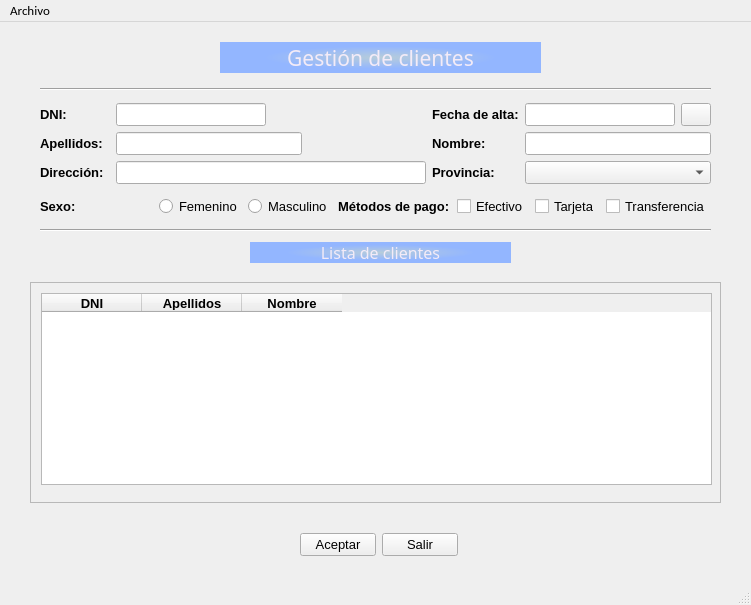
Old version of the form ventana.ui in the repository cegola/GOMEZLANGE.
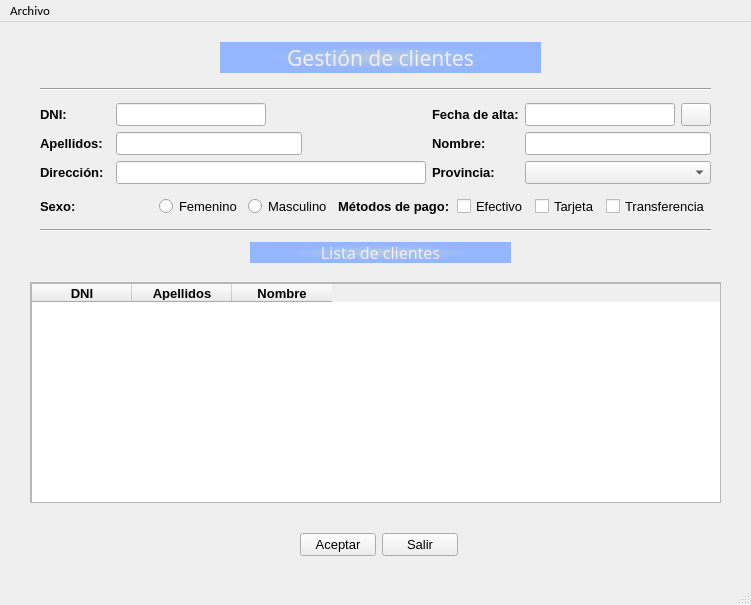
New version of the form. Icons and pictures are not drawn.

Commit message: Version 0.0.3 Hacer limpiardatos

Diff of the .ui file:
```diff
--- a/ventana.ui
+++ b/ventana.ui
@@ -499,10 +499,10 @@
      <widget class="QTableWidget" name="tablaCli">
       <property name="geometry">
        <rect>
-        <x>10</x>
-        <y>10</y>
-        <width>671</width>
-        <height>192</height>
+        <x>0</x>
+        <y>0</y>
+        <width>691</width>
+        <height>221</height>
        </rect>
       </property>
       <column>
```
The commit also changes 2 other files.
